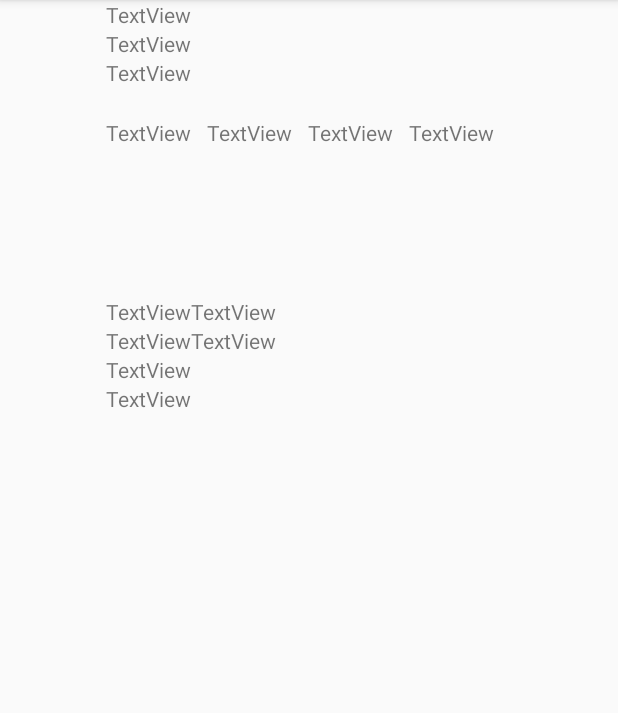
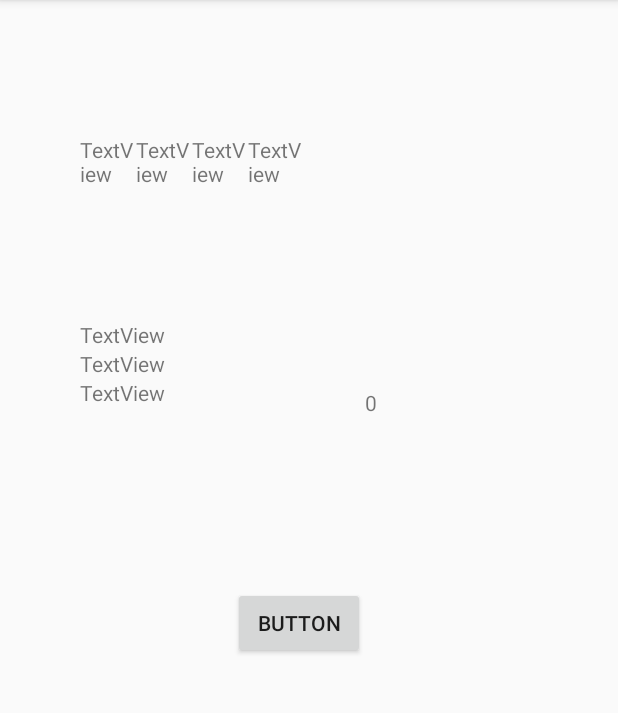
Before and after one commit to 2021-a-moviles-computacion/mov-comp-burbano-rosero-cinthia-mayte, an Android app: the MainActivityClase10 screen opened directly, with no data from a screen before it, on a phone screen of 412 x 824 dp, the part 84-797 px from its top. Run offline under Robolectric (Android 15) with nearby library versions, the phone set to English and light mode, and no system bars.

Commit message:
Ciclo de vida Clase 11

```diff
--- a/MyTaller/app/src/main/java/com/example/mytaller/MainActivityClase10.kt
+++ b/MyTaller/app/src/main/java/com/example/mytaller/MainActivityClase10.kt
@@ -2,13 +2,89 @@ package com.example.mytaller
 
 import androidx.appcompat.app.AppCompatActivity
 import android.os.Bundle
+import android.os.PersistableBundle
 import android.util.Log
+import android.widget.Button
+import android.widget.TextView
 
 class MainActivityClase10 : AppCompatActivity() {
+    var numero = 0
     override fun onCreate(savedInstanceState: Bundle?) {
         super.onCreate(savedInstanceState)
         setContentView(R.layout.activity_main_clase10)
         //Logueador
         Log.i("ciclo-vida","onCreate")
+        val textViewCicloVida = findViewById<TextView>(
+            R.id.txv_ciclo_vida
+        )
+        textViewCicloVida.text=numero.toString()
+        val buttonMainActivityClase10= findViewById<Button>(
+            R.id.btn_aumentar_ciclo_vida
+        )
+        buttonMainActivityClase10.setOnClickListener { aumentarNumero() }
+    }
+
+    override fun onSaveInstanceState(outState: Bundle) {
+       // super.onSaveInstanceState(outState, outPersistentState)
+        outState.run {
+            //CUALQUIER PRIMITIVO
+            putInt("NumeroGuardado",numero)
+        }
+        super.onSaveInstanceState(outState)
+    }
+
+    override fun onRestoreInstanceState(savedInstanceState: Bundle) {
+        super.onRestoreInstanceState(savedInstanceState)
+        val numeroRecuperado= savedInstanceState.getInt("numeroGuardado")
+        if(numeroRecuperado != null){
+            numero= numeroRecuperado
+            val textViewCicloVida = findViewById<TextView>(
+                R.id.txv_ciclo_vida)
+            textViewCicloVida.text= numero.toString()
+        }
+    }
+
+    fun aumentarNumero(){
+        numero = numero +1
+        val textViewMainActivityClase10 =findViewById<TextView>(
+            R.id.txv_ciclo_vida
+        )
+        textViewMainActivityClase10.text= numero.toString()
+    }
+
+    override fun onStart() {
+        super.onStart()
+        Log.i("ciclo-vida","onStart")
+
+    }
+
+    override fun onRestart() {
+        super.onRestart()
+        Log.i("ciclo-vida","onRestart")
+
+    }
+
+    override fun onResume() {
+        super.onResume()
+        Log.i("ciclo-vida","onResume")
+
+    }
+
+    override fun onPause() {
+        super.onPause()
+        Log.i("ciclo-vida","onPause")
+
+    }
+
+    override fun onStop() {
+        super.onStop()
+        Log.i("ciclo-vida","onStop")
+
+    }
+
+    override fun onDestroy() {
+        super.onDestroy()
+        Log.i("ciclo-vida","onDestroy")
+
     }
 }
--- a/MyTaller/app/src/main/res/layout/activity_main_clase10.xml
+++ b/MyTaller/app/src/main/res/layout/activity_main_clase10.xml
@@ -8,15 +8,15 @@
 
     <LinearLayout
         android:id="@+id/linearLayout"
-        android:layout_width="270dp"
-        android:layout_height="110dp"
+        android:layout_width="149dp"
+        android:layout_height="83dp"
         android:orientation="horizontal"
         app:layout_constraintBottom_toBottomOf="parent"
         app:layout_constraintEnd_toEndOf="parent"
-        app:layout_constraintHorizontal_bias="0.496"
+        app:layout_constraintHorizontal_bias="0.202"
         app:layout_constraintStart_toStartOf="parent"
         app:layout_constraintTop_toTopOf="parent"
-        app:layout_constraintVertical_bias="0.12">
+        app:layout_constraintVertical_bias="0.131">
 
         <TextView
             android:id="@+id/textView2"
@@ -49,22 +49,23 @@
 
     <LinearLayout
         android:id="@+id/linearLayout2"
-        android:layout_width="271dp"
-        android:layout_height="158dp"
+        android:layout_width="166dp"
+        android:layout_height="109dp"
+        android:layout_marginTop="40dp"
         android:orientation="vertical"
         app:layout_constraintEnd_toEndOf="@+id/linearLayout"
         app:layout_constraintHorizontal_bias="0.0"
         app:layout_constraintStart_toStartOf="@+id/linearLayout"
-        tools:layout_editor_absoluteY="218dp">
+        app:layout_constraintTop_toBottomOf="@+id/linearLayout">
 
         <TextView
-            android:id="@+id/textView6"
+            android:id="@+id/textView11"
             android:layout_width="match_parent"
             android:layout_height="wrap_content"
             android:text="TextView" />
 
         <TextView
-            android:id="@+id/textView11"
+            android:id="@+id/textView6"
             android:layout_width="match_parent"
             android:layout_height="wrap_content"
             android:text="TextView" />
@@ -77,69 +78,25 @@
 
     </LinearLayout>
 
-    <TableLayout
-        android:layout_width="278dp"
-        android:layout_height="233dp"
-        android:layout_marginTop="40dp"
-        app:layout_constraintEnd_toEndOf="@+id/linearLayout2"
-        app:layout_constraintHorizontal_bias="0.0"
-        app:layout_constraintStart_toStartOf="@+id/linearLayout2"
-        app:layout_constraintTop_toBottomOf="@+id/linearLayout2">
+    <TextView
+        android:id="@+id/txv_ciclo_vida"
+        android:layout_width="wrap_content"
+        android:layout_height="wrap_content"
+        android:layout_marginStart="24dp"
+        android:text="TextView"
+        app:layout_constraintBottom_toBottomOf="@+id/linearLayout2"
+        app:layout_constraintStart_toEndOf="@+id/linearLayout2"
+        app:layout_constraintTop_toTopOf="@+id/linearLayout2" />
 
-        <TableRow
-            android:layout_width="match_parent"
-            android:layout_height="match_parent">
+    <Button
+        android:id="@+id/btn_aumentar_ciclo_vida"
+        android:layout_width="wrap_content"
+        android:layout_height="wrap_content"
+        android:layout_marginEnd="8dp"
+        android:text="Button"
+        app:layout_constraintBottom_toBottomOf="parent"
+        app:layout_constraintEnd_toEndOf="@+id/txv_ciclo_vida"
+        app:layout_constraintTop_toBottomOf="@+id/txv_ciclo_vida"
+        app:layout_constraintVertical_bias="0.257" />
 
-            <TextView
-                android:id="@+id/textView10"
-                android:layout_width="match_parent"
-                android:layout_height="wrap_content"
-                android:text="TextView" />
-
-            <TextView
-                android:id="@+id/textView13"
-                android:layout_width="wrap_content"
-                android:layout_height="wrap_content"
-                android:text="TextView" />
-        </TableRow>
-
-        <TableRow
-            android:layout_width="match_parent"
-            android:layout_height="match_parent">
-
-            <TextView
-                android:id="@+id/textView9"
-                android:layout_width="match_parent"
-                android:layout_height="wrap_content"
-                android:text="TextView" />
-
-            <TextView
-                android:id="@+id/textView14"
-                android:layout_width="wrap_content"
-                android:layout_height="wrap_content"
-                android:text="TextView" />
-        </TableRow>
-
-        <TableRow
-            android:layout_width="match_parent"
-            android:layout_height="match_parent">
-
-            <TextView
-                android:id="@+id/textView8"
-                android:layout_width="match_parent"
-                android:layout_height="wrap_content"
-                android:text="TextView" />
-        </TableRow>
-
-        <TableRow
-            android:layout_width="match_parent"
-            android:layout_height="match_parent">
-
-            <TextView
-                android:id="@+id/textView7"
-                android:layout_width="match_parent"
-                android:layout_height="wrap_content"
-                android:text="TextView" />
-        </TableRow>
-    </TableLayout>
 </androidx.constraintlayout.widget.ConstraintLayout>
```
